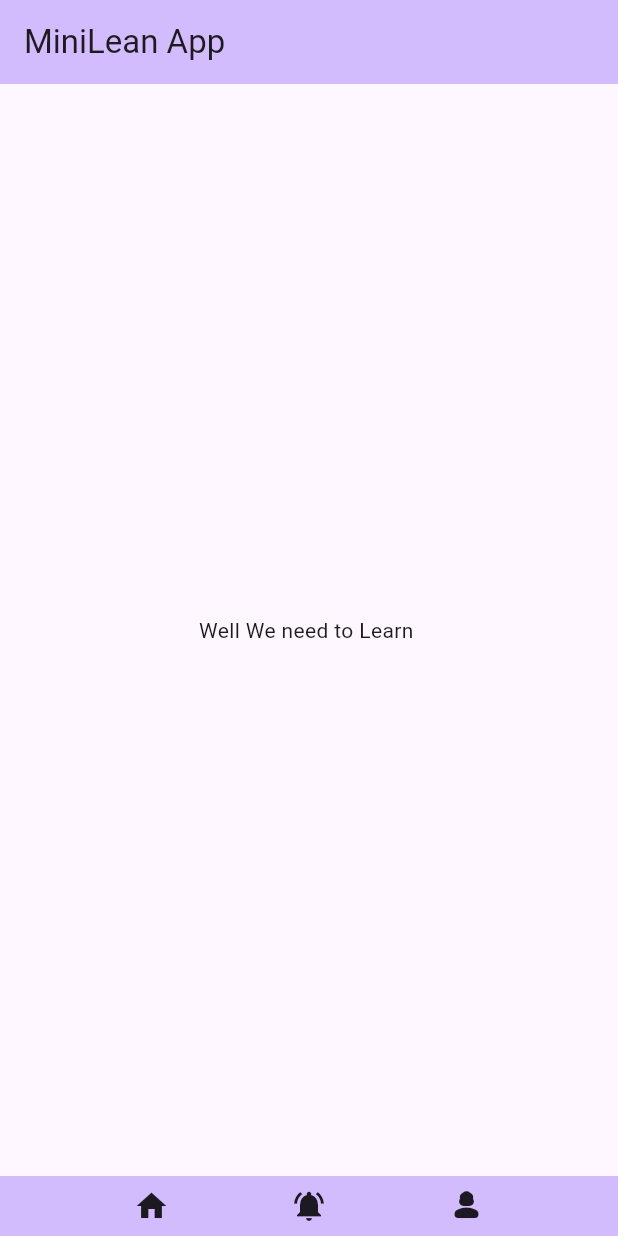
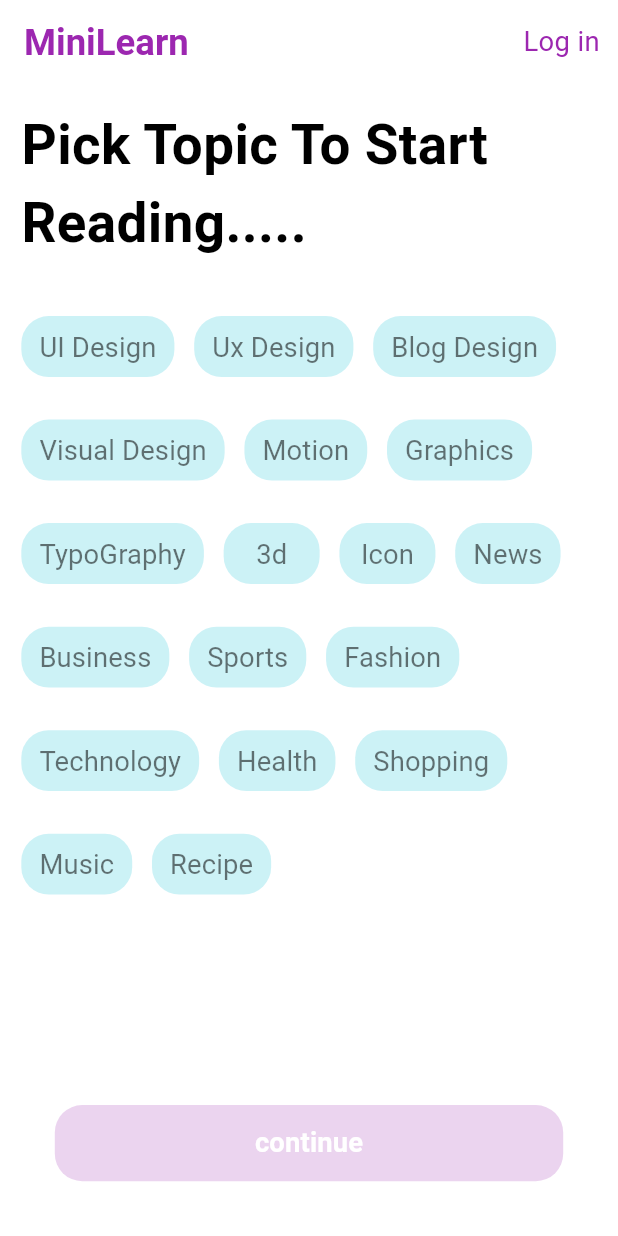
Before and after one commit to fidelmak/minilearn, a Flutter app: the screen it shows after launch, on a phone screen of 412 x 824 dp. Run offline on Flutter 3.47's test engine with Material 3 defaults, Android fonts, the phone set to English and light mode, and no system bars; our stand-ins replace flutter_screenutil.

Commit message:
added new

```diff
--- a/lib/main.dart
+++ b/lib/main.dart
@@ -1,6 +1,7 @@
 import 'package:flutter/material.dart';
+import 'package:flutter_screenutil/flutter_screenutil.dart';
 
-import 'screens/home_page.dart';
+import 'screens/splash_screen.dart';
 
 void main() {
   runApp(const MyApp());
@@ -12,6 +13,11 @@ class MyApp extends StatelessWidget {
   // This widget is the root of your application.
   @override
   Widget build(BuildContext context) {
+    return ScreenUtilInit(
+        designSize: const Size(375, 812),
+        minTextAdapt: true,
+        splitScreenMode: false,
+        builder: (context, child) {
           return MaterialApp(
             title: "A learning Platform",
             debugShowCheckedModeBanner: false,
@@ -19,7 +25,8 @@ class MyApp extends StatelessWidget {
               colorScheme: ColorScheme.fromSeed(seedColor: Colors.deepPurple),
               useMaterial3: true,
             ),
-      home: MyHomePage(),
+            home: const SplashScreen(),
           );
+        });
   }
 }
--- a/lib/screens/select_screen.dart
+++ b/lib/screens/select_screen.dart
@@ -0,0 +1,173 @@
+import 'package:flutter/material.dart';
+import 'package:flutter_screenutil/flutter_screenutil.dart';
+
+import '../widgets/custom_button.dart';
+import 'register.dart';
+
+class SelectScreen extends StatefulWidget {
+  const SelectScreen({super.key});
+
+  @override
+  State<SelectScreen> createState() => _SelectScreenState();
+}
+
+class _SelectScreenState extends State<SelectScreen> {
+  List<bool> isSelectedList =
+      List.filled(18, true); // 18 buttons, all initially unselected
+
+  void selectedFunc(int index) {
+    setState(() {
+      isSelectedList[index] =
+          !isSelectedList[index]; // Toggle only the clicked button
+    });
+  }
+
+  bool isSelected = false;
+
+  @override
+  Widget build(BuildContext context) {
+    return Scaffold(
+        bottomNavigationBar: Padding(
+          padding: EdgeInsets.all(36.r),
+          child: CustomButton(
+            articleName: 'continue',
+            dir: () {
+              Future.delayed(const Duration(seconds: 4), () {
+                Navigator.pushReplacement(context,
+                    MaterialPageRoute(builder: (context) => RegisterScreen()));
+              });
+            },
+            isSelected: !isSelected,
+          ),
+        ),
+        backgroundColor: Colors.white,
+        appBar: AppBar(
+          backgroundColor: Colors.white,
+          title: Text(
+            "MiniLearn",
+            style: TextStyle(
+                color: Colors.purple,
+                fontSize: 24.sp,
+                fontWeight: FontWeight.w600),
+          ),
+          actions: [
+            Padding(
+              padding: EdgeInsets.all(12.r),
+              child: GestureDetector(
+                onTap: () {
+                  print("pressed");
+                },
+                child: Text(
+                  "Log in",
+                  style: TextStyle(color: Colors.purple, fontSize: 18.sp),
+                ),
+              ),
+            )
+          ],
+        ),
+        body: SingleChildScrollView(
+          child: Padding(
+            padding: EdgeInsets.all(14.r),
+            child: Column(
+              mainAxisAlignment: MainAxisAlignment.center,
+              crossAxisAlignment: CrossAxisAlignment.start,
+              children: [
+                Text(
+                  "Pick Topic To Start Reading.....",
+                  style: TextStyle(
+                      color: Colors.black,
+                      fontSize: 36.sp,
+                      fontWeight: FontWeight.w700),
+                ),
+                SizedBox(
+                  height: 36.h,
+                ),
+                Wrap(
+                  spacing: 12.w,
+                  runSpacing: 28.h,
+                  children: [
+                    selectArticle("UI Design", () {
+                      selectedFunc(0); // Pass the index of the button clicked
+                    }, isSelectedList[0]),
+                    selectArticle("Ux Design", () {
+                      selectedFunc(1); // Pass the index of the button clicked
+                    }, isSelectedList[1]),
+                    selectArticle("Blog Design", () {
+                      selectedFunc(2); // Pass the index of the button clicked
+                    }, isSelectedList[2]),
+                    selectArticle("Visual Design", () {
+                      selectedFunc(3); // Pass the index of the button clicked
+                    }, isSelectedList[3]),
+                    selectArticle("Motion", () {
+                      selectedFunc(4); // Pass the index of the button clicked
+                    }, isSelectedList[4]),
+                    selectArticle("Graphics", () {
+                      selectedFunc(5); // Pass the index of the button clicked
+                    }, isSelectedList[5]),
+                    selectArticle("TypoGraphy", () {
+                      selectedFunc(6); // Pass the index of the button clicked
+                    }, isSelectedList[6]),
+                    selectArticle("3d", () {
+                      selectedFunc(7); // Pass the index of the button clicked
+                    }, isSelectedList[7]),
+                    selectArticle("Icon", () {
+                      selectedFunc(8); // Pass the index of the button clicked
+                    }, isSelectedList[8]),
+                    selectArticle("News", () {
+                      selectedFunc(9); // Pass the index of the button clicked
+                    }, isSelectedList[9]),
+                    selectArticle("Business", () {
+                      selectedFunc(10); // Pass the index of the button clicked
+                    }, isSelectedList[10]),
+                    selectArticle("Sports", () {
+                      selectedFunc(11); // Pass the index of the button clicked
+                    }, isSelectedList[11]),
+                    selectArticle("Fashion", () {
+                      selectedFunc(12); // Pass the index of the button clicked
+                    }, isSelectedList[12]),
+                    selectArticle("Technology", () {
+                      selectedFunc(13); // Pass the index of the button clicked
+                    }, isSelectedList[13]),
+                    selectArticle("Health", () {
+                      selectedFunc(14); // Pass the index of the button clicked
+                    }, isSelectedList[14]),
+                    selectArticle("Shopping", () {
+                      selectedFunc(15); // Pass the index of the button clicked
+                    }, isSelectedList[15]),
+                    selectArticle("Music", () {
+                      selectedFunc(16); // Pass the index of the button clicked
+                    }, isSelectedList[16]),
+                    selectArticle("Recipe", () {
+                      selectedFunc(17); // Pass the index of the button clicked
+                    }, isSelectedList[17]),
+                  ],
+                ),
+              ],
+            ),
+          ),
+        ));
+  }
+
+  Widget selectArticle(
+      String articleName, VoidCallback onPressed, bool isSelected) {
+    Color bgC = isSelected ? Colors.cyan.withOpacity(0.2) : Colors.cyan;
+
+    return Container(
+      height: 40.h,
+      decoration: BoxDecoration(
+        color: bgC,
+        borderRadius: BorderRadius.circular(18.r),
+      ),
+      child: TextButton(
+        onPressed: onPressed,
+        child: Text(
+          articleName,
+          style: TextStyle(
+              color: Colors.black54,
+              fontSize: 18.sp,
+              fontWeight: FontWeight.w400),
+        ),
+      ),
+    );
+  }
+}
--- a/lib/widgets/custom_button.dart
+++ b/lib/widgets/custom_button.dart
@@ -0,0 +1,50 @@
+import 'package:flutter/material.dart';
+import 'package:flutter_screenutil/flutter_screenutil.dart';
+
+class CustomButton extends StatefulWidget {
+  final String articleName;
+  bool isSelected; // This will hold the state for the button
+  final VoidCallback dir;
+
+  CustomButton({
+    super.key,
+    required this.articleName,
+    required this.isSelected,
+    required this.dir,
+  });
+
+  @override
+  State<CustomButton> createState() => _CustomButtonState();
+}
+
+class _CustomButtonState extends State<CustomButton> {
+  @override
+  Widget build(BuildContext context) {
+    // Use widget.isSelected instead of declaring a new variable
+    Color bgC =
+        widget.isSelected ? Colors.purple.withOpacity(0.2) : Colors.purple;
+
+    return Container(
+      height: 50.h,
+      decoration: BoxDecoration(
+        color: bgC,
+        borderRadius: BorderRadius.circular(18.r),
+      ),
+      child: TextButton(
+        onPressed: () {
+          setState(() {
+            widget.isSelected = !widget.isSelected; // Toggle the state
+          });
+          widget.dir(); // Call the dir function (passed from parent)
+        },
+        child: Text(
+          widget.articleName,
+          style: TextStyle(
+              color: Colors.white,
+              fontSize: 18.sp,
+              fontWeight: FontWeight.w600),
+        ),
+      ),
+    );
+  }
+}
--- a/pubspec.yaml
+++ b/pubspec.yaml
@@ -35,6 +35,8 @@ dependencies:
   # The following adds the Cupertino Icons font to your application.
   # Use with the CupertinoIcons class for iOS style icons.
   cupertino_icons: ^1.0.8
+  flutter_screenutil: ^5.9.3
+  flutter_riverpod: ^2.6.1
 
 dev_dependencies:
   flutter_test:
```
Also changed, not shown: lib/screens/register.dart (+166 -0 lines), lib/screens/splash_screen.dart (+21 -1 lines), pubspec.lock. Lines whose indentation alone changed are shown as unchanged.
